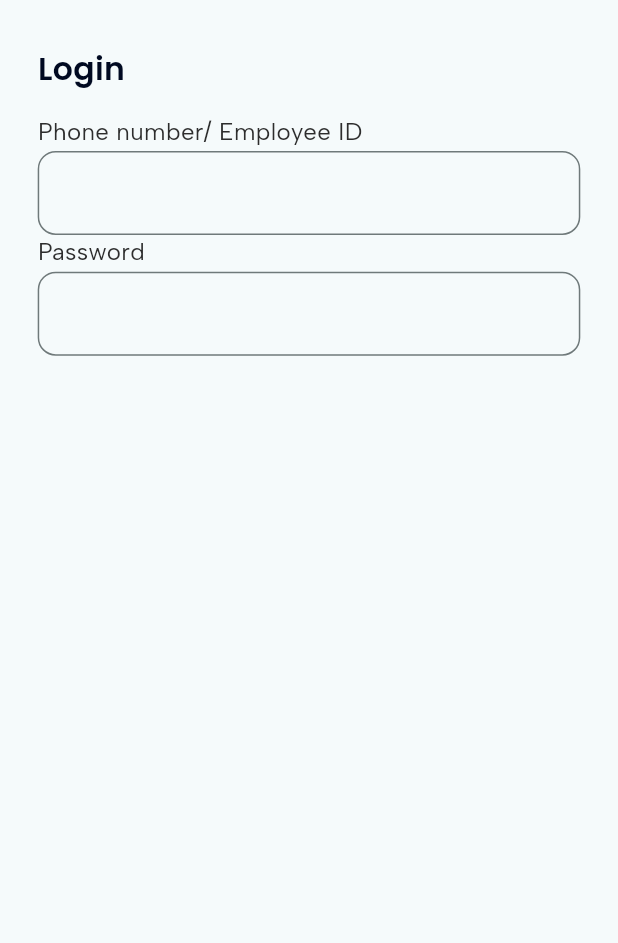
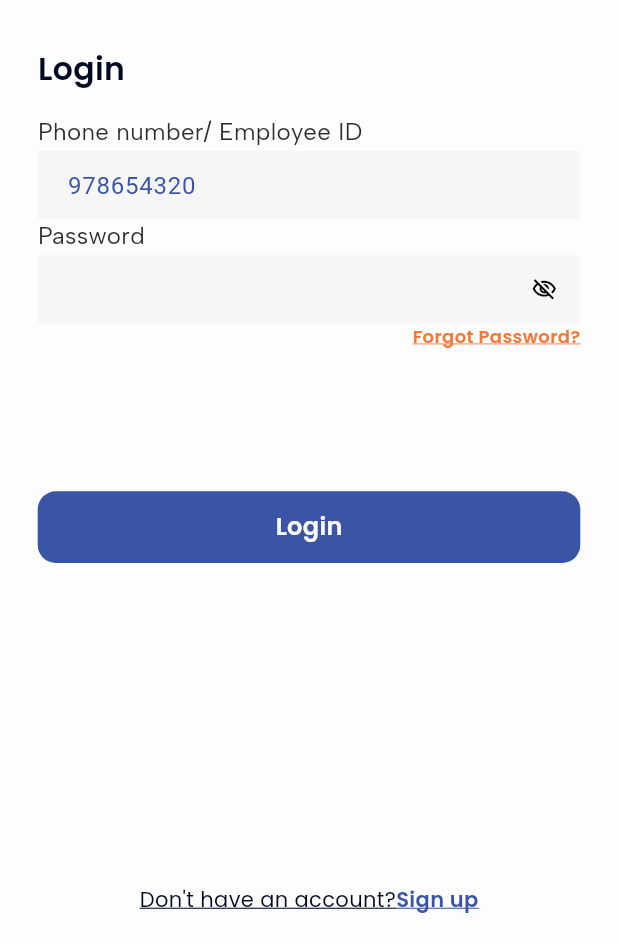
Before and after one commit to PrathamMishra17/figma_to_flutter, a Flutter app: the screen it shows after launch, after a tap on "Continue", on a phone screen of 412 x 824 dp, the part 293-1236 px from its top. Run offline on Flutter 3.47's test engine with Material 3 defaults, Android fonts, the phone set to English and light mode, and no system bars; our stand-ins replace get, google_fonts.

Commit message:
Login section completed

```diff
--- a/lib/Core/config/router/pages.dart
+++ b/lib/Core/config/router/pages.dart
@@ -1,10 +1,14 @@
 import 'package:figma_to_flutter/export.dart';
 import 'package:figma_to_flutter/presentation/Screens/GetStarted/lang_select.dart';
+
 
 class Pages {
   List<GetPage<dynamic>> pages = [
     GetPage(name: Routes.splashScreen, page: ()=> SplashScreen()),
     GetPage(name: Routes.langSelect, page: ()=> LangSelect()),
-    GetPage(name: Routes.loginScreen, page: ()=> LoginScreen())
+    GetPage(name: Routes.loginScreen, page: ()=> LoginScreen()),
+    GetPage(name: Routes.otpVerScreen, page: ()=> OtpVerification()),
+    GetPage(name: Routes.forgotPassScreen, page: ()=> ForgotPassword()),
+    GetPage(name: Routes.createNewPass, page: ()=>CreateNewPass())
   ];
 }
--- a/lib/Core/config/router/routes.dart
+++ b/lib/Core/config/router/routes.dart
@@ -2,4 +2,7 @@ class Routes {
   static const splashScreen = '/SplashScreen';
   static const langSelect = '/LangSelect';
   static const loginScreen = '/LoginScreen';
+  static const otpVerScreen = '/OtpVerScreen';
+  static const forgotPassScreen = '/ForgotPassScreen';
+  static const createNewPass = '/CreateNewPass';
 }
--- a/lib/Core/constants/app_colors.dart
+++ b/lib/Core/constants/app_colors.dart
@@ -11,4 +11,8 @@ class AppColors {
   static const kPrincipalColor = Color(0xffFFFFFF);
   static const kDarkText = Color(0xff000921);
   static const kLightText = Color(0xff2D2D2D);
+  static const kLoginBg = Color(0xffFDFDFD);
+  static const kTestField = Color(0xffF6F6F6);
+  static const kLightBlack = Color(0xff000000);
+
 }
--- a/lib/presentation/Screens/Login/export.dart
+++ b/lib/presentation/Screens/Login/export.dart
@@ -1 +1,4 @@
 export 'login_screen.dart';
+export 'otp_verification.dart';
+export 'forgot_password.dart';
+export 'create_new_pass.dart';
--- a/lib/presentation/Screens/Login/login_screen.dart
+++ b/lib/presentation/Screens/Login/login_screen.dart
@@ -1,62 +1,140 @@
 import 'package:figma_to_flutter/export.dart';
 import 'package:google_fonts/google_fonts.dart';
 
-class LoginScreen extends StatelessWidget{
+class LoginScreen extends StatelessWidget {
   const LoginScreen({super.key});
   @override
   Widget build(BuildContext context) {
     return Scaffold(
+      backgroundColor: AppColors.kLoginBg,
       body: SingleChildScrollView(
-        child: Padding(padding: EdgeInsets.symmetric(horizontal: Get.width*0.061),
+        child: Padding(
+          padding: EdgeInsets.symmetric(horizontal: Get.width * 0.061),
           child: Column(
             crossAxisAlignment: CrossAxisAlignment.start,
             children: [
-             SizedBox(
-               height: Get.height*0.106,
-             ),
-            Center(
-             child:  Logo.centerLogo(radius: 54),
-            ),
-             SizedBox(
-               height: Get.height*0.038,
-             ),
-            Text("Login",
+              SizedBox(height: Get.height * 0.106),
+              Center(child: Logo.centerLogo(radius: 54)),
+              SizedBox(height: Get.height * 0.038),
+              Text(
+                "Login",
                 style: GoogleFonts.poppins(
                   fontSize: 21,
                   fontWeight: FontWeight(600),
-                     color: AppColors.kDarkText
+                  color: AppColors.kDarkText,
                 ),
               ),
 
-             SizedBox(
-               height: Get.height*0.018,
-             ),
-             Text("Phone number/ Employee ID",
-               style:  GoogleFonts.albertSans(
+              SizedBox(height: Get.height * 0.018),
+              Text(
+                "Phone number/ Employee ID",
+                style: GoogleFonts.albertSans(
                   fontWeight: FontWeight(400),
                   fontSize: 16,
-                   color: AppColors.kLightText
-               ),
-             ),
-
-
-             SizedBox(height: Get.height * 0.0018),
-             AuthField(isPassword: false),
-
-            Text("Password",
-                 style:  GoogleFonts.albertSans(
-                     fontWeight: FontWeight(400),
-                     fontSize: 16,
-                     color: AppColors.kLightText
+                  color: AppColors.kLightText,
                 ),
               ),
 
               SizedBox(height: Get.height * 0.0018),
-             AuthField(isPassword: true),
+              SizedBox(
+                height: Get.height * 0.055,
+                width: Get.width * 0.8778,
+                child: AuthField(
+                  isPassword: false,
+                  fillColor: AppColors.kTestField,
+                  disableBorder: true,
+                  hintText: "978654320",
+                  fontColor: AppColors.kPrimaryContainerColor,
+                  fontSize: 16,
+                ),
+              ),
 
+              Text(
+                "Password",
+                style: GoogleFonts.albertSans(
+                  fontWeight: FontWeight(400),
+                  fontSize: 16,
+                  color: AppColors.kLightText,
+                ),
+              ),
+
+              SizedBox(height: Get.height * 0.0018),
+              SizedBox(
+                height: Get.height * 0.055,
+                width: Get.width * 0.8778,
+                child: AuthField(
+                  isPassword: true,
+                  fillColor: AppColors.kTestField,
+                  disableBorder: true,
+                  trailIcon: Icon(
+                    Icons.visibility_off_outlined,
+                    color: AppColors.kLightBlack,
+                    size: 17,
+                  ),
+                ),
+              ),
+              Row(
+                mainAxisAlignment: MainAxisAlignment.end,
+                children: [
+                  InkWell(
+                    onTap: (){
+                      Get.toNamed(Routes.forgotPassScreen);
+                    },
+                    child: Text("Forgot Password?",style: GoogleFonts.poppins(
+                        fontSize: 12,
+                        fontWeight: FontWeight.w600,
+                        color: AppColors.kLangBorderColor,
+                        decoration: TextDecoration.underline,
+                        decorationColor: AppColors.kLangBorderColor
+                    ),),
+                  )
                 ],
               ),
+              SizedBox(
+                height: Get.height*0.115,
+              ),
+              CustomButton(
+                  height: Get.height*0.058 ,
+                  width: Get.width*0.91,
+                  content: Text("Login",
+                  style: GoogleFonts.poppins(
+                    fontWeight: FontWeight.w600,
+                    fontSize: 16,
+                    color: AppColors.kLoginBg
+                  ),
+                  ),
+                  color: AppColors.kPrimaryContainerColor,
+              ),
+              SizedBox(
+                height: Get.height*0.26,
+              ),
+             Row(
+               mainAxisAlignment: MainAxisAlignment.center,
+               children: [
+                 Text("Don't have an account?",
+                 style: GoogleFonts.poppins(
+                   fontWeight: FontWeight.w400,
+                   fontSize: 14,
+                   color: AppColors.kDarkText,
+                   decoration : TextDecoration.underline,
+                   decorationColor: AppColors.kDarkText
+                 ),
+                 ),
+                 Text("Sign up",
+                 style: GoogleFonts.poppins(
+                   fontWeight: FontWeight.w600,
+                   fontSize: 14,
+                   color: AppColors.kPrimaryContainerColor,
+                   decoration: TextDecoration.underline,
+                   decorationColor: AppColors.kPrimaryContainerColor
+                 ),
+
                  )
+               ],
+             )
+            ],
+          ),
+        ),
       ),
     );
   }
--- a/lib/presentation/widgets/auth_field.dart
+++ b/lib/presentation/widgets/auth_field.dart
@@ -1,33 +1,74 @@
 import 'package:figma_to_flutter/export.dart';
 
-class AuthField extends StatelessWidget{
+class AuthField extends StatelessWidget {
   final String? hintText;
   final Icon? leadIcon;
   final Icon? trailIcon;
   final bool isPassword;
+  final Color? fillColor;
+  final VoidCallback? onTrailIconTap;
+  final double? fontSize;
+  final Color? fontColor;
+  final bool disableBorder;
+
   const AuthField({
     super.key,
-     this.hintText,
-     this.leadIcon,
-     this.trailIcon,
-     required this.isPassword
+    this.hintText,
+    this.leadIcon,
+    this.trailIcon,
+    this.fillColor,
+    this.onTrailIconTap,
+    this.fontSize,
+    this.fontColor,
+    required this.disableBorder,
+    required this.isPassword,
   });
+
   @override
   Widget build(BuildContext context) {
+    // Defined standard border style with your 22px circular radius
+    final activeBorder = OutlineInputBorder(
+      borderRadius: BorderRadius.circular(22),
+      borderSide: BorderSide(color: Theme.of(context).dividerColor, width: 1.0),
+    );
+
     return TextField(
-      obscureText: isPassword ,
+      obscureText: isPassword,
+
+      textAlignVertical: TextAlignVertical.top,
+
+      style: TextStyle(
+        fontSize: fontSize ?? 14,
+        color: fontColor ?? Colors.black,
+      ),
 
       decoration: InputDecoration(
-        hintText:hintText ,
-        prefix: leadIcon,
-        suffixIcon: trailIcon,
-        border: OutlineInputBorder(
-          borderRadius: BorderRadius.circular(12)
-        ),
+        hintText: hintText,
+        hintStyle: TextStyle(fontSize: fontSize ?? 14, color: fontColor),
+        filled: fillColor != null,
+        fillColor: fillColor,
 
+        prefixIcon: leadIcon,
+
+        suffixIcon: trailIcon != null
+            ? GestureDetector(onTap: onTrailIconTap, child: trailIcon)
+            : null,
+
+        contentPadding: const EdgeInsets.symmetric(horizontal: 16, vertical: 0),
+
+        border: disableBorder ? InputBorder.none : activeBorder,
+        enabledBorder: disableBorder ? InputBorder.none : activeBorder,
+        focusedBorder: disableBorder
+            ? InputBorder.none
+            : activeBorder.copyWith(
+                borderSide: BorderSide(
+                  color: Theme.of(
+                    context,
+                  ).primaryColor,
+                  width: 1.5,
+                ),
+              ),
       ),
-
-
     );
   }
 }
--- a/pubspec.yaml
+++ b/pubspec.yaml
@@ -36,6 +36,7 @@ dependencies:
   cupertino_icons: ^1.0.8
   get: ^4.7.3
   google_fonts: ^8.1.0
+  font_awesome_flutter: ^11.0.0
 
 dev_dependencies:
   flutter_test:
```
Also changed, not shown: lib/presentation/Screens/Login/create_new_pass.dart (added, +97 -0 lines), lib/presentation/Screens/Login/forgot_password.dart (added, +114 -0 lines), lib/presentation/Screens/Login/otp_verification.dart (added, +112 -0 lines), pubspec.lock. Lines whose indentation alone changed are shown as unchanged.
